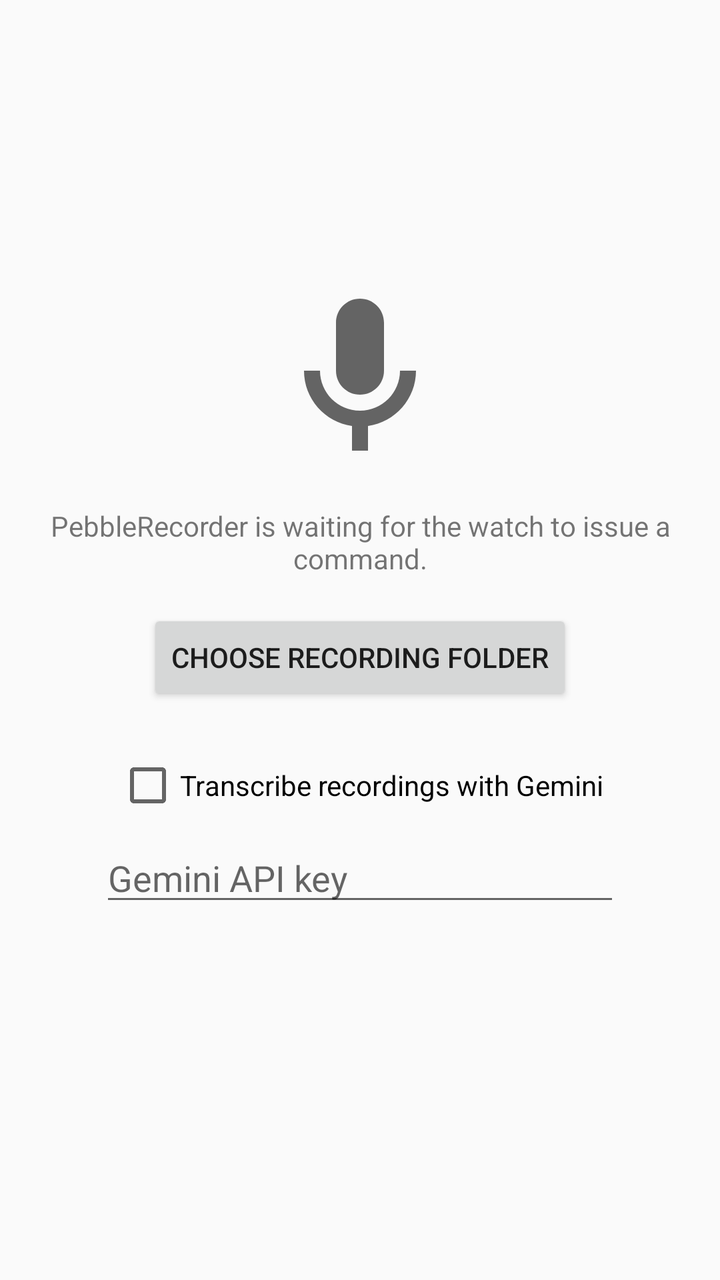
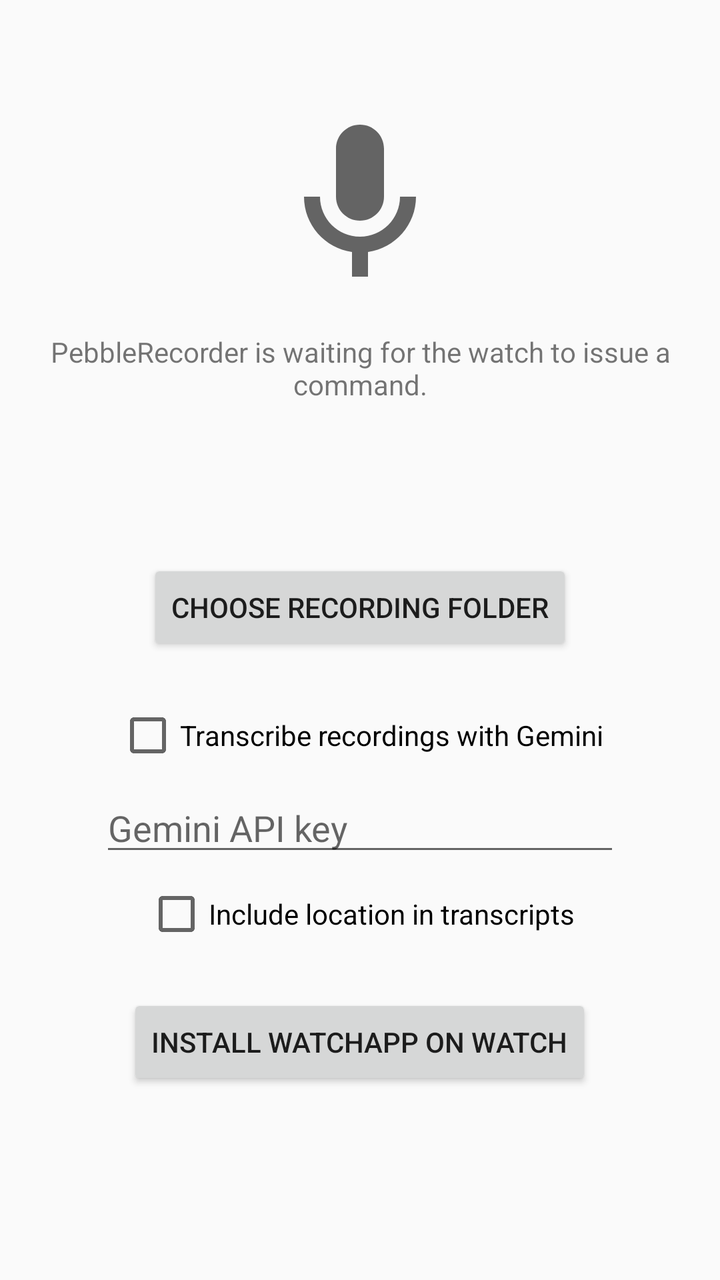

Two renders of the same Android screen: before a commit and after it. Below are the layout's source before the change and the commit's diff.
<!-- AndroidManifest.xml: activity theme Theme.PebbleRecorder -->
<!-- res/layout/activity_main.xml -->
<?xml version="1.0" encoding="utf-8"?>
<LinearLayout xmlns:android="http://schemas.android.com/apk/res/android"
    android:layout_width="match_parent"
    android:layout_height="match_parent"
    android:orientation="vertical"
    android:gravity="center"
    android:padding="24dp">

    <ImageView
        android:layout_width="96dp"
        android:layout_height="96dp"
        android:layout_marginBottom="16dp"
        android:contentDescription="@null"
        android:src="@drawable/ic_mic" />

    <TextView
        android:id="@+id/status_text"
        android:layout_width="wrap_content"
        android:layout_height="wrap_content"
        android:gravity="center"
        android:text="@string/main_status_text" />

    <Button
        android:id="@+id/choose_folder_button"
        android:layout_width="wrap_content"
        android:layout_height="wrap_content"
        android:layout_marginTop="16dp"
        android:text="@string/choose_folder_button" />

    <CheckBox
        android:id="@+id/gemini_enabled_checkbox"
        android:layout_width="wrap_content"
        android:layout_height="wrap_content"
        android:layout_marginTop="24dp"
        android:text="@string/gemini_enabled_label" />

    <EditText
        android:id="@+id/gemini_api_key_input"
        android:layout_width="260dp"
        android:layout_height="wrap_content"
        android:layout_marginTop="8dp"
        android:autofillHints=""
        android:hint="@string/gemini_api_key_hint"
        android:importantForAutofill="no"
        android:inputType="textPassword" />

    <TextView
        android:id="@+id/version_text"
        android:layout_width="wrap_content"
        android:layout_height="wrap_content"
        android:layout_marginTop="24dp"
        android:alpha="0.6"
        android:textSize="12sp" />

</LinearLayout>
<!-- resources referenced by this layout -->
<resources>
  <!-- drawable ic_mic (drawable) -->
  <vector xmlns:android="http://schemas.android.com/apk/res/android"
      android:width="24dp"
      android:height="24dp"
      android:viewportWidth="24"
      android:viewportHeight="24">
      <path
          android:fillColor="?attr/colorControlNormal"
          android:pathData="M12,14c1.66,0 3,-1.34 3,-3V5c0,-1.66 -1.34,-3 -3,-3S9,3.34 9,5v6C9,12.66 10.34,14 12,14z
              M17,11c0,2.76 -2.24,5 -5,5s-5,-2.24 -5,-5H5c0,3.53 2.61,6.43 6,6.92V21h2v-3.08c3.39,-0.49 6,-3.39 6,-6.92H17z" />
  </vector>
  <string name="choose_folder_button">Choose recording folder</string>
  <string name="gemini_api_key_hint">Gemini API key</string>
  <string name="gemini_enabled_label">Transcribe recordings with Gemini</string>
  <string name="main_status_text">PebbleRecorder is waiting for the watch to issue a command.</string>
  <style name="Theme.PebbleRecorder" parent="Theme.AppCompat.DayNight.NoActionBar" />
</resources>

<!-- the commit's change to res/layout/activity_main.xml (unified diff, before → after) -->
@@ -19,6 +19,21 @@
         android:layout_height="wrap_content"
         android:gravity="center"
         android:text="@string/main_status_text" />
+
+    <TextView
+        android:id="@+id/recording_status_text"
+        android:layout_width="wrap_content"
+        android:layout_height="wrap_content"
+        android:layout_marginTop="8dp"
+        android:gravity="center"
+        android:textStyle="bold" />
+
+    <TextView
+        android:id="@+id/permissions_text"
+        android:layout_width="wrap_content"
+        android:layout_height="wrap_content"
+        android:layout_marginTop="16dp"
+        android:gravity="center" />
 
     <Button
         android:id="@+id/choose_folder_button"
@@ -44,6 +59,20 @@
         android:importantForAutofill="no"
         android:inputType="textPassword" />
 
+    <CheckBox
+        android:id="@+id/gemini_location_checkbox"
+        android:layout_width="wrap_content"
+        android:layout_height="wrap_content"
+        android:layout_marginTop="8dp"
+        android:text="@string/gemini_location_label" />
+
+    <Button
+        android:id="@+id/install_watchapp_button"
+        android:layout_width="wrap_content"
+        android:layout_height="wrap_content"
+        android:layout_marginTop="24dp"
+        android:text="@string/install_watchapp_button" />
+
     <TextView
         android:id="@+id/version_text"
         android:layout_width="wrap_content"
<!-- resource entries referenced after the edit -->
@@ -14,6 +14,8 @@
   <string name="choose_folder_button">Choose recording folder</string>
   <string name="gemini_api_key_hint">Gemini API key</string>
   <string name="gemini_enabled_label">Transcribe recordings with Gemini</string>
+  <string name="gemini_location_label">Include location in transcripts</string>
+  <string name="install_watchapp_button">Install watchapp on watch</string>
   <string name="main_status_text">PebbleRecorder is waiting for the watch to issue a command.</string>
   <style name="Theme.PebbleRecorder" parent="Theme.AppCompat.DayNight.NoActionBar" />
 </resources>
